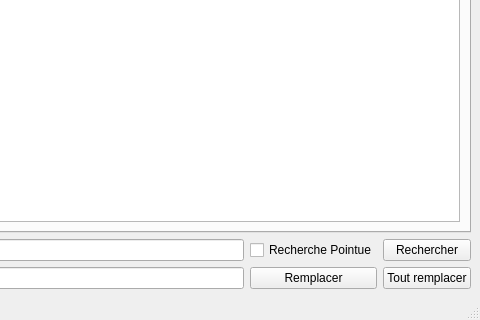
This is mainwindow.ui in peutt/EditeurDeTexte as Qt 5 draws it before an edit; both pictures show x 320 to 800 and y 280 to 600 of the 800 by 600 pixel window. The edited form follows.
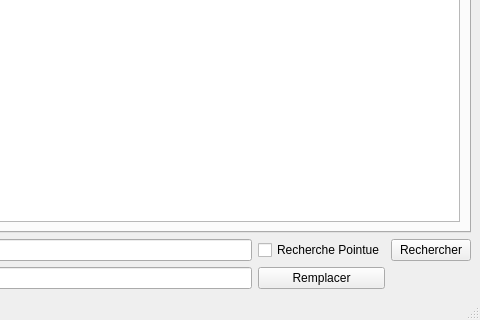
This is the edited form.

Patch:
```diff
--- a/mainwindow.ui
+++ b/mainwindow.ui
@@ -63,16 +63,9 @@
        <widget class="QLineEdit" name="lineEdit_2"/>
       </item>
       <item row="1" column="1">
-       <widget class="QPushButton" name="pushButtonRemplacer">
-        <property name="text">
-         <string>Remplacer</string>
-        </property>
-       </widget>
-      </item>
-      <item row="1" column="2">
        <widget class="QPushButton" name="pushButtonRemplaceTout">
         <property name="text">
-         <string>Tout remplacer</string>
+         <string>Remplacer</string>
         </property>
        </widget>
       </item>
```
